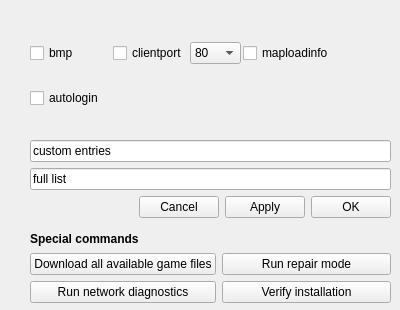
First picture: the form in form.ui, repository CerolBrisingr/updateArc, before the edit.
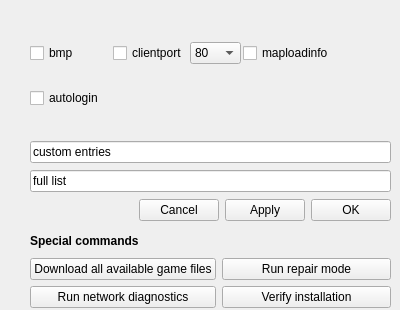
Second picture: the form after the edit.

Commit message:
Rewired buttons and signals
Did some convention change during update? Fixed

```diff
--- a/form.ui
+++ b/form.ui
@@ -98,7 +98,7 @@
      <x>30</x>
      <y>140</y>
      <width>361</width>
-     <height>81</height>
+     <height>84</height>
     </rect>
    </property>
    <layout class="QVBoxLayout" name="verticalLayout_2">
@@ -168,7 +168,7 @@
      <x>30</x>
      <y>230</y>
      <width>361</width>
-     <height>73</height>
+     <height>78</height>
     </rect>
    </property>
    <layout class="QGridLayout" name="gridLayout_2">
@@ -196,7 +196,6 @@
      <widget class="QLabel" name="label">
       <property name="font">
        <font>
-        <weight>75</weight>
         <bold>true</bold>
        </font>
       </property>
```
The commit also changes 3 other files.
